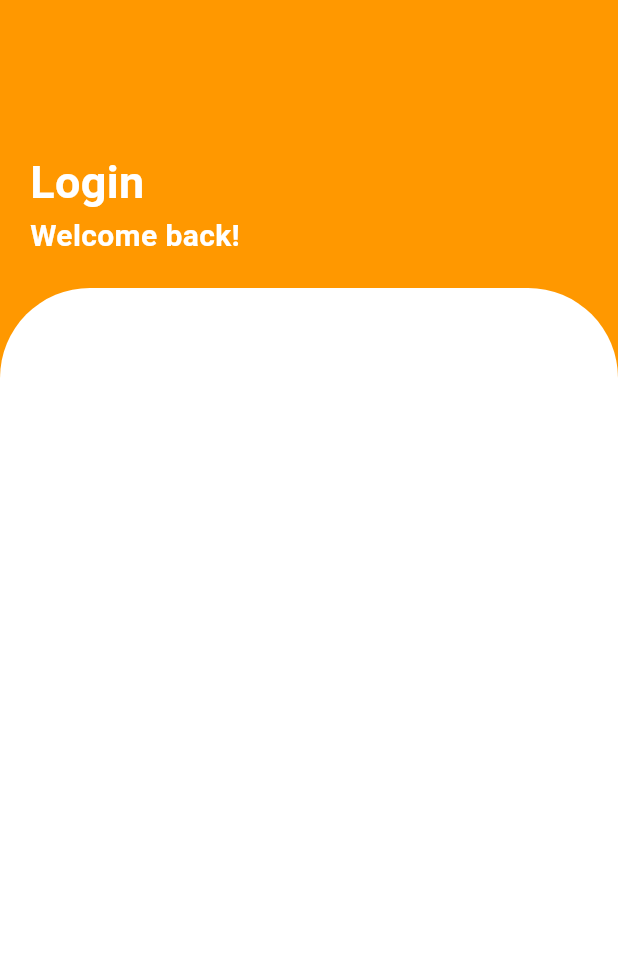
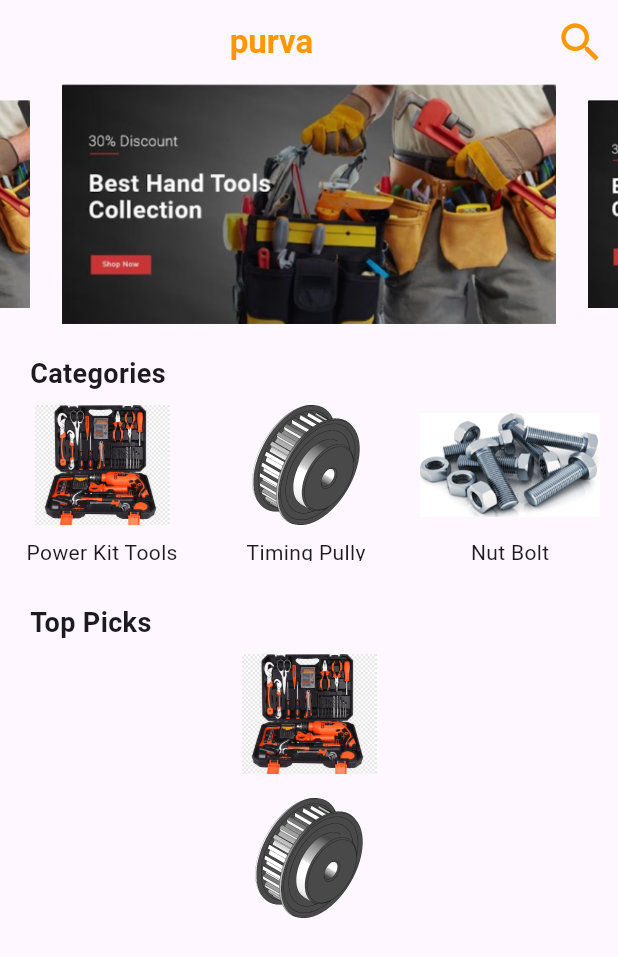
Before and after one commit to Divyansh1211/CubeSharp, a Flutter app: the screen it shows after launch, on a phone screen of 412 x 824 dp. Shown: the top 957 px of the screen. Run offline on Flutter 3.47's test engine with Material 2 defaults, Android fonts, the phone set to English and light mode, and no system bars; drawn by our look-alikes of carousel_slider; our stand-ins replace google_fonts.

Commit message:
added category screen

```diff
--- /dev/null
+++ b/lib/catalogue_screen.dart
@@ -0,0 +1,147 @@
+import 'package:carousel_slider/carousel_slider.dart';
+import 'package:flutter/foundation.dart';
+import 'package:flutter/material.dart';
+import 'package:google_fonts/google_fonts.dart';
+import 'category_list.dart';
+
+class CatalogueScreen extends StatelessWidget {
+  final List<String> bannerImages = [
+    'images/builder.png',
+  ];
+  final List<String> topPicks = [
+    'images/tool_kit.png',
+    'images/large.png',
+
+  ];
+  final List<CategoryItem> categoryItems = [
+    CategoryItem('images/tool_kit.png', 'Power Kit Tools'),
+    CategoryItem('images/large.png', 'Timing Pully'),
+    CategoryItem('images/nuts.png', 'Nut Bolt'),
+    CategoryItem('images/timing_belt.png', 'Hammer'),
+  ];
+  static const String id = 'catalogue_screen';
+  CatalogueScreen({super.key});
+
+  @override
+  Widget build(BuildContext context) {
+    return Scaffold(
+      appBar: AppBar(
+        title: Center(
+          child: Text(
+            'purva',
+            style: GoogleFonts.petitFormalScript(
+              textStyle: TextStyle(
+                color: Colors.orange,
+                fontWeight: FontWeight.bold,
+              ),
+            ),
+          ),
+        ),
+        actions: [
+          IconButton(
+            icon: Icon(
+              Icons.search,
+              color: Colors.orange,
+              size: 34,
+            ),
+            onPressed: () {},
+          ),
+        ],
+      ),
+      body: SingleChildScrollView(
+        child: Column(
+          crossAxisAlignment: CrossAxisAlignment.start,
+          children: [
+            CarouselSlider(
+              items: bannerImages.map((imageUrl) {
+                return Image.asset(
+                  imageUrl,
+                  fit: BoxFit.cover,
+                );
+              }).toList(),
+              options: CarouselOptions(
+                height: 160,
+                autoPlay: false,
+                enlargeCenterPage: true,
+              ),
+            ),
+            SizedBox(height: 20),
+            const Padding(
+              padding: EdgeInsets.symmetric(horizontal: 20), // Add left padding
+              child: Text(
+                'Categories',
+                style: TextStyle(
+                  fontSize: 18,
+                  fontWeight: FontWeight.bold,
+                ),
+              ),
+            ),
+            Container(
+              height: 120,
+              child: ListView.builder(
+                scrollDirection: Axis.horizontal,
+                itemCount: categoryItems.length,
+                itemBuilder: (BuildContext context, int index) {
+                  return Padding(
+                    padding: EdgeInsets.all(8.0),
+                    child: SingleChildScrollView(
+                      child: Column(
+                        children: [
+                          Image.asset(
+                            categoryItems[index].imagePath,
+                            width: 120,
+                            height: 80,
+                          ),
+                          SizedBox(height: 8),
+                          Text(
+                            categoryItems[index].name,
+                            textAlign: TextAlign.center,
+                          ),
+                        ],
+                      ),
+                    ),
+                  );
+                },
+              ),
+            ),
+            SizedBox(height: 20),
+            Padding(
+              padding: EdgeInsets.symmetric(horizontal: 20),
+              child: Text(
+                'Top Picks',
+                style: TextStyle(
+                  fontSize: 18,
+                  fontWeight: FontWeight.bold,
+                ),
+              ),
+            ),
+            Container(
+              height: 200, // Adjust the height of the top picks list
+              child: ListView.builder(
+                itemCount: topPicks.length,
+                itemBuilder: (BuildContext context, int index) {
+                  return Padding(
+                    padding: EdgeInsets.all(8.0),
+                    child: SingleChildScrollView(
+                      child: Column(
+                        mainAxisAlignment: MainAxisAlignment.spaceEvenly,
+                        children: [
+                          Image.asset(
+                            topPicks[index],
+                            width: 120,
+                            height: 80,
+                          ),
+                        ],
+                      ),
+                    ),
+
+                  );
+                },
+              ),
+            ),
+          ],
+        ),
+      ),
+    );
+  }
+}
--- /dev/null
+++ b/lib/category_list.dart
@@ -0,0 +1,6 @@
+class CategoryItem {
+  final String imagePath;
+  final String name;
+
+  CategoryItem(this.imagePath, this.name);
+}
--- a/lib/main.dart
+++ b/lib/main.dart
@@ -1,3 +1,4 @@
+import 'package:cubesharp_assignment/catalogue_screen.dart';
 import 'package:cubesharp_assignment/login_page.dart';
 import 'package:flutter/material.dart';
 
@@ -12,11 +13,16 @@ class MyApp extends StatelessWidget {
   @override
   Widget build(BuildContext context) {
     return MaterialApp(
+      debugShowCheckedModeBanner: false,
       theme: ThemeData(
         colorScheme: ColorScheme.fromSeed(seedColor: Colors.deepPurple),
         useMaterial3: true,
       ),
-      home: LoginPage(),
+      initialRoute: CatalogueScreen.id,
+      routes: {
+        LoginPage.id: (context) => const LoginPage(),
+        CatalogueScreen.id: (context) => CatalogueScreen(),
+      },
     );
   }
 }
```
Also changed, not shown: lib/Rounder_button.dart (added, +36 -0 lines), lib/login_page.dart (+69 -8 lines), lib/modalScreen.dart (added, +72 -0 lines), pubspec.yaml (+5 -2 lines), images/Flag_of_India.png (added), images/builder.png (added), images/large.png (added), images/nuts.png (added), images/timing_belt.png (added), images/tool_kit.png (added), pubspec.lock, 1 other file.
